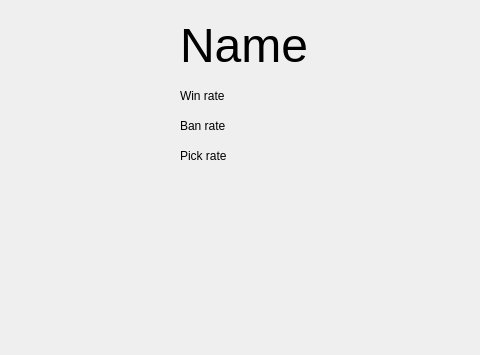
The window that GUI.ui (IbrahAbd/Statistica) describes before a commit, drawn with Qt 5; both pictures show x 0 to 480 and y 0 to 355 of the 1148 by 695 pixel window.
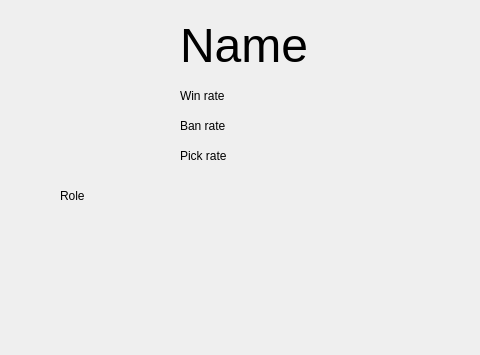
The same window after the commit. Icons and pictures are not drawn.

Commit message: Added role and related image onto GUI.

What changed in the file:
```diff
--- a/GUI.ui
+++ b/GUI.ui
@@ -116,6 +116,32 @@
      <string>Pick rate</string>
     </property>
    </widget>
+   <widget class="QLabel" name="role">
+    <property name="geometry">
+     <rect>
+      <x>60</x>
+      <y>180</y>
+      <width>91</width>
+      <height>31</height>
+     </rect>
+    </property>
+    <property name="text">
+     <string>Role</string>
+    </property>
+   </widget>
+   <widget class="QLabel" name="roleIMG">
+    <property name="geometry">
+     <rect>
+      <x>10</x>
+      <y>130</y>
+      <width>41</width>
+      <height>41</height>
+     </rect>
+    </property>
+    <property name="text">
+     <string>&lt;html&gt;&lt;head/&gt;&lt;body&gt;&lt;p&gt;&lt;img src=&quot;:/role/top.png&quot;/&gt;&lt;/p&gt;&lt;/body&gt;&lt;/html&gt;</string>
+    </property>
+   </widget>
   </widget>
   <widget class="QMenuBar" name="menubar">
    <property name="geometry">
```
Left out of the diff: 1 changed line with no effect on the pictures. The commit also changes 9 other files.
